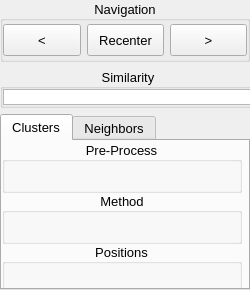
MediaCycle/MediaCycle, file libs/gui-osg-qt/ACBrowserControlsCompleteDockWidgetQt.ui: the form before one commit.
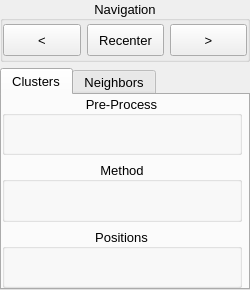
The form after the commit.

Commit message: GUI spring cleaning: features checklist now in a separate dock named 'Similarity', that maximizes along the available height. Added buttons to check all/none of the features. Showing/hiding each dock is now available from the 'Display' menu

```diff
--- a/libs/gui-osg-qt/ACBrowserControlsCompleteDockWidgetQt.ui
+++ b/libs/gui-osg-qt/ACBrowserControlsCompleteDockWidgetQt.ui
@@ -189,96 +189,6 @@
       </layout>
      </widget>
     </item>
-    <item>
-     <widget class="QGroupBox" name="groupBoxSimilarity">
-      <property name="sizePolicy">
-       <sizepolicy hsizetype="Fixed" vsizetype="Minimum">
-        <horstretch>0</horstretch>
-        <verstretch>0</verstretch>
-       </sizepolicy>
-      </property>
-      <property name="minimumSize">
-       <size>
-        <width>250</width>
-        <height>42</height>
-       </size>
-      </property>
-      <property name="maximumSize">
-       <size>
-        <width>250</width>
-        <height>42</height>
-       </size>
-      </property>
-      <property name="title">
-       <string>Similarity</string>
-      </property>
-      <property name="alignment">
-       <set>Qt::AlignCenter</set>
-      </property>
-      <property name="flat">
-       <bool>true</bool>
-      </property>
-      <layout class="QHBoxLayout" name="horizontalLayout_3">
-       <property name="sizeConstraint">
-        <enum>QLayout::SetFixedSize</enum>
-       </property>
-       <property name="margin">
-        <number>0</number>
-       </property>
-       <item>
-        <widget class="QListWidget" name="featuresListWidget">
-         <property name="sizePolicy">
-          <sizepolicy hsizetype="Fixed" vsizetype="Minimum">
-           <horstretch>0</horstretch>
-           <verstretch>0</verstretch>
-          </sizepolicy>
-         </property>
-         <property name="minimumSize">
-          <size>
-           <width>250</width>
-           <height>16</height>
-          </size>
-         </property>
-         <property name="maximumSize">
-          <size>
-           <width>250</width>
-           <height>16</height>
-          </size>
-         </property>
-         <property name="baseSize">
-          <size>
-           <width>250</width>
-           <height>16</height>
-          </size>
-         </property>
-         <property name="font">
-          <font>
-           <pointsize>10</pointsize>
-          </font>
-         </property>
-         <property name="toolTip">
-          <string>when loading media files or pre-computed features (acl files), the available features will appear here</string>
-         </property>
-         <property name="autoScroll">
-          <bool>true</bool>
-         </property>
-         <property name="tabKeyNavigation">
-          <bool>false</bool>
-         </property>
-         <property name="movement">
-          <enum>QListView::Static</enum>
-         </property>
-         <property name="resizeMode">
-          <enum>QListView::Adjust</enum>
-         </property>
-         <property name="viewMode">
-          <enum>QListView::ListMode</enum>
-         </property>
-        </widget>
-       </item>
-      </layout>
-     </widget>
-    </item>
     <item>
      <widget class="QTabWidget" name="tabWidgetModes">
       <property name="sizePolicy">
```
The commit also changes 13 other files.
